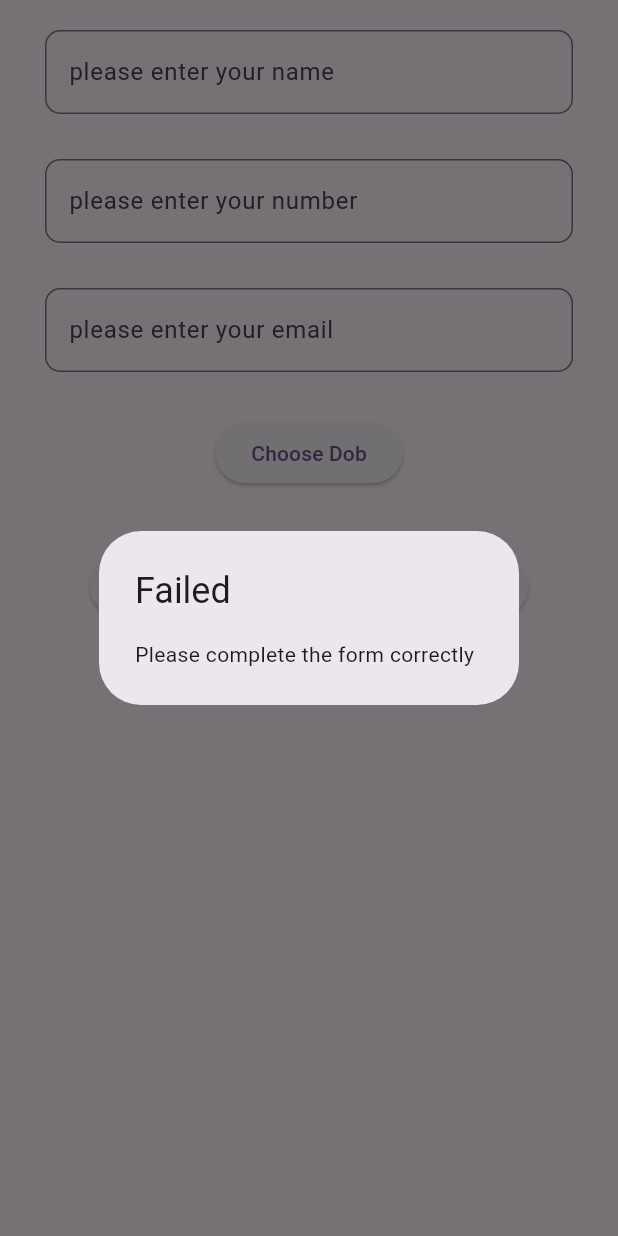
After one commit to Soorajaniyeri/flutterfly, a Flutter app: the TextFldtsk screen opened directly, after a tap on "Submit", on a phone screen of 412 x 824 dp. The commit adds this screen. Run offline on Flutter 3.47's test engine with Material 2 defaults, Android fonts, the phone set to English and light mode, and no system bars.

Commit message:
alertbox

```diff
--- /dev/null
+++ b/lib/alertboxtask.dart
@@ -0,0 +1,137 @@
+import 'package:flutter/cupertino.dart';
+import 'package:flutter/material.dart';
+
+class TextFldtsk extends StatefulWidget {
+  const TextFldtsk({super.key});
+
+  @override
+  State<TextFldtsk> createState() => _TextFldtskState();
+}
+
+class _TextFldtskState extends State<TextFldtsk> {
+  TextEditingController nameTxt = TextEditingController();
+  TextEditingController emailTxt = TextEditingController();
+  TextEditingController numberTxt = TextEditingController();
+
+  String? selectedDob;
+  // String? checkDb = "getting data";
+
+  chooseDob() async {
+    DateTime? store = await showDatePicker(
+        context: context,
+        initialDate: DateTime.now(),
+        firstDate: DateTime(1900),
+        lastDate: DateTime(2030));
+
+    if (store != null) {
+      setState(() {
+        selectedDob = store.toString();
+
+      });
+    }
+  }
+
+  showSuccess() async {
+    await showDialog(
+        context: context,
+        builder: (context) {
+          return AlertDialog(
+            title: Text("Sucess"),
+            content: Text("submitted datas are correct"),
+          );
+        });
+  }
+
+  showFail() async {
+    await showDialog(
+        context: context,
+        builder: (context) {
+          return AlertDialog(
+            title: Text("Failed"),
+            content: Text("Please complete the form correctly"),
+          );
+        });
+  }
+
+  @override
+  Widget build(BuildContext context) {
+    return Scaffold(
+      body: SafeArea(
+        child: ListView(
+          children: [
+            Padding(
+              padding: const EdgeInsets.only(
+                  left: 30, right: 30, bottom: 30, top: 20),
+              child: TextField(
+                controller: nameTxt,
+                decoration: InputDecoration(
+                    labelText: "please enter your name",
+                    border: OutlineInputBorder(
+                      borderRadius: BorderRadius.all(Radius.circular(10)),
+                    )),
+              ),
+            ),
+            Padding(
+              padding: const EdgeInsets.only(left: 30, right: 30, bottom: 30),
+              child: TextField(
+                keyboardType: TextInputType.number,
+                controller: numberTxt,
+                decoration: InputDecoration(
+                    labelText: "please enter your number",
+                    border: OutlineInputBorder(
+                      borderRadius: BorderRadius.all(Radius.circular(10)),
+                    )),
+              ),
+            ),
+            Padding(
+              padding: const EdgeInsets.only(left: 30, right: 30, bottom: 30),
+              child: TextField(
+                keyboardType: TextInputType.emailAddress,
+                controller: emailTxt,
+                decoration: InputDecoration(
+                    labelText: "please enter your email",
+                    border: OutlineInputBorder(
+                      borderRadius: BorderRadius.all(Radius.circular(10)),
+                    )),
+              ),
+            ),
+            Padding(
+              padding: const EdgeInsets.only(left: 30, right: 30, bottom: 10),
+              child: Center(
+                child: ElevatedButton(
+                    onPressed: () {
+                      chooseDob();
+                    },
+                    child: Text("Choose Dob")),
+              ),
+            ),
+            selectedDob == null
+                ? Text("")
+                : Center(
+                    child: Text(
+                    selectedDob!,
+                    style: TextStyle(
+                        color: Colors.blue, fontWeight: FontWeight.bold),
+                  )),
+            Padding(
+              padding: const EdgeInsets.only(
+                  left: 60, right: 60, bottom: 10, top: 10),
+              child: ElevatedButton(
+                  onPressed: () {
+                    if (nameTxt.text.isNotEmpty &&
+                        numberTxt.text.isNotEmpty &&
+                        numberTxt.text.length == 10 &&
+                        emailTxt.text.isNotEmpty  && selectedDob!=null) {
+                      showSuccess();
+                    } else {
+                      showFail();
+                    }
+                  },
+                  child: Text("Submit")),
+            ),
+          ],
+        ),
+      ),
+    );
+  }
+}
--- a/lib/main.dart
+++ b/lib/main.dart
@@ -18,6 +18,8 @@ import 'package:flutterfly/textdecoration.dart';
 import 'package:flutterfly/textfieldcolumn.dart';
 import 'package:flutterfly/textfielddecoration.dart';
 import 'package:flutterfly/textfieldexample.dart';
+import 'package:flutterfly/alertboxtask.dart';
+import 'package:flutterfly/timedatepickerwithalert.dart';
 import 'package:flutterfly/tshape.dart';
 import 'package:flutterfly/tshape2.dart';
 import 'package:flutterfly/userdetails.dart';
@@ -30,6 +32,7 @@ import 'Controller.dart';
 import 'Listdataentry.dart';
 import 'Textfieldvaluesum.dart';
 import 'advanceddetails.dart';
+import 'alertbox.dart';
 import 'appbardesign.dart';
 import 'buttons.dart';
 import 'checkboxtext.dart';
@@ -88,7 +91,7 @@ class MyApp extends StatelessWidget {
         colorScheme: ColorScheme.fromSeed(seedColor: Colors.deepPurple),
         useMaterial3: true,
       ),
-      home:Pending(),
+      home:Study(),
     );
   }
 }
```
Also changed, not shown: lib/alertbox.dart (added, +57 -0 lines), lib/pending.dart (+27 -5 lines), lib/study.dart (+81 -5 lines), lib/timedatepickerwithalert.dart (added, +130 -0 lines).
